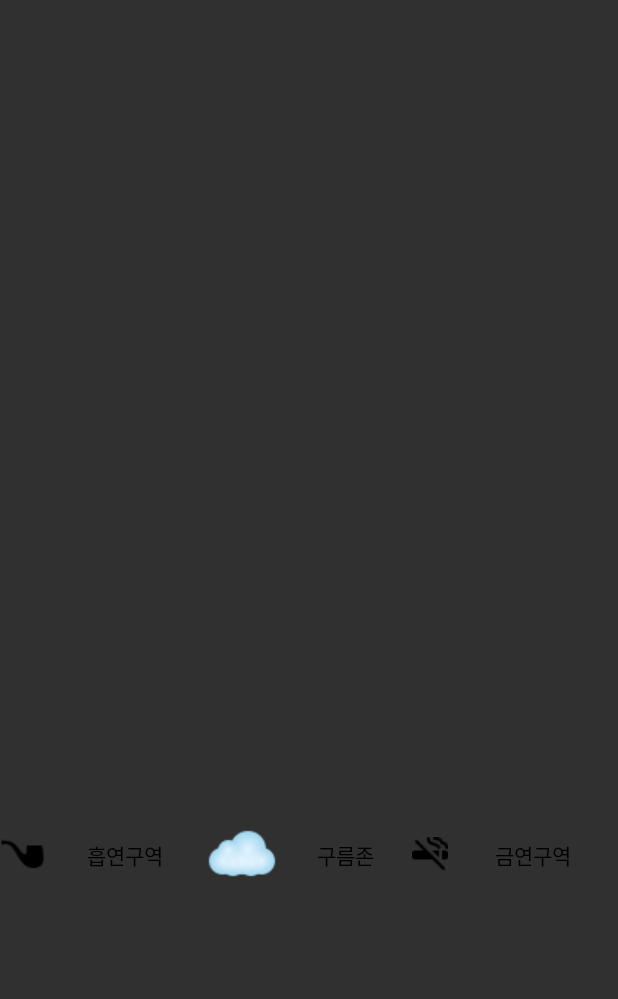
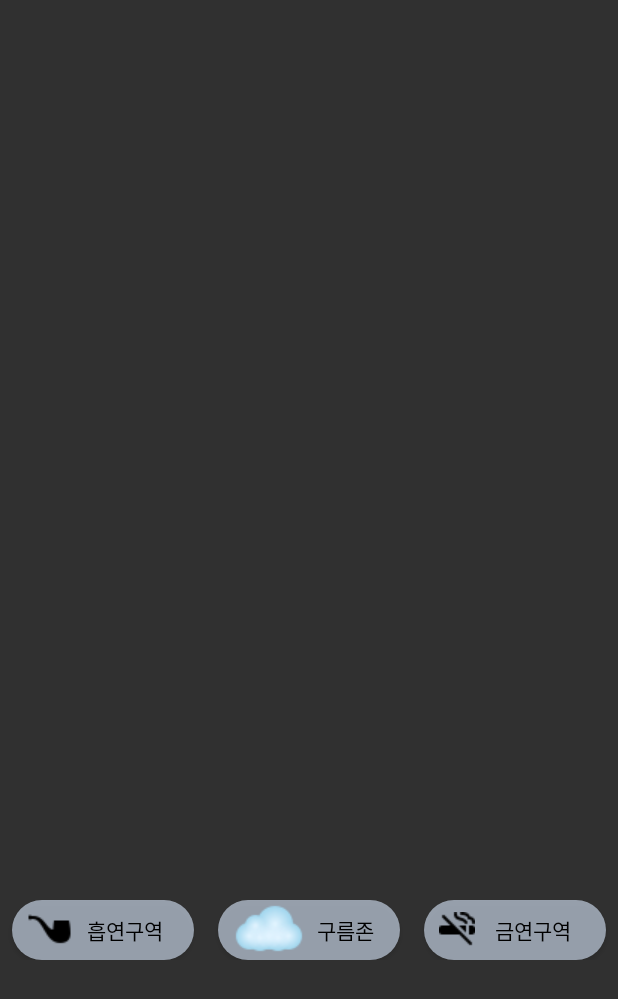
Before and after one commit to aelim0409/CloudZone_naver, an Android app: the screen it shows after launch (MainActivity), on a phone screen of 412 x 824 dp. Shown: the top 999 px of the screen. Run offline under Robolectric (Android 15) with nearby library versions, the phone set to English and light mode, and no system bars; libraries missing offline, so code that uses them is left out: com.naver.maps; plain views replace MapView; 4 statements that could not run were skipped.

Commit message:
버튼 수정

```diff
--- a/app/src/main/java/com/example/cloudzone_naver/MainActivity.java
+++ b/app/src/main/java/com/example/cloudzone_naver/MainActivity.java
@@ -141,14 +141,6 @@ public class MainActivity extends AppCompatActivity implements OnMapReadyCallbac
                                                     return false;
                                                 }
                                             });
-                                            /*
-                                            NaverMap.setOnMapClickListener((coord, point) -> {
-                                                i.close();
-                                                Log.d(TAG, ""+"맵 누르기");
-                                            });
-
-                                             */
-
                                             return false;
                                         }
                                     });
@@ -159,7 +151,6 @@ public class MainActivity extends AppCompatActivity implements OnMapReadyCallbac
                                 Log.d(TAG, "Status Code : " + response.code());
                             }
                         }
-
                         @Override
                         public void onFailure(Call<List<PostItem>> call, Throwable t) {
                             Log.d(TAG, "Fail msg : " + t.getMessage());
--- /dev/null
+++ b/app/src/main/res/drawable/button_background.xml
@@ -0,0 +1,11 @@
+<?xml version="1.0" encoding="utf-8"?>
+<shape xmlns:android="http://schemas.android.com/apk/res/android"
+    android:padding="30dp"
+    android:shape="rectangle" >
+    <solid android:color="#99DCEBFF" />
+    <corners
+        android:bottomLeftRadius="50dp"
+        android:bottomRightRadius="50dp"
+        android:topLeftRadius="50dp"
+        android:topRightRadius="50dp" />
+</shape>
--- a/app/src/main/res/layout/activity_main.xml
+++ b/app/src/main/res/layout/activity_main.xml
@@ -14,13 +14,16 @@
         android:layout_height="match_parent"
         app:layout_constraintBottom_toBottomOf="parent"
         app:layout_constraintEnd_toEndOf="parent"
+        app:layout_constraintHorizontal_bias="0.0"
         app:layout_constraintStart_toStartOf="parent"
-        app:layout_constraintTop_toTopOf="parent">
+        app:layout_constraintTop_toTopOf="parent"
+        app:layout_constraintVertical_bias="0.0">
 
         <TextView
             android:id="@+id/textView"
             android:layout_width="match_parent"
-            android:layout_height="100dp"/>
+            android:layout_height="100dp" />
+
         <LinearLayout
             android:id="@+id/btm_layout"
             android:layout_width="match_parent"
@@ -28,47 +31,55 @@
             android:foregroundGravity="bottom"
             android:gravity="bottom"
             android:orientation="horizontal"
-            android:translationY="550dp">
+            android:translationY="600dp">
 
 
             <ToggleButton
                 android:id="@+id/btn_smoke"
-                android:layout_width="wrap_content"
+                android:layout_width="50dp"
                 android:layout_height="wrap_content"
                 android:layout_gravity="center"
                 android:layout_weight="1"
-                android:background="#00ff0000"
-
+                android:paddingHorizontal="10dp"
+                android:background="@drawable/button_background"
                 android:drawableLeft="@drawable/img_smoke"
+                android:layout_marginLeft="8dp"
+                android:layout_marginRight="8dp"
+                android:textColor="@color/black"
                 android:textOff="흡연구역"
-                android:textOn="흡연구역"
-                android:textColor="@color/black"
-               />
+                android:textOn="흡연구역" />
 
             <ToggleButton
                 android:id="@+id/btn_cloud"
-                android:layout_width="wrap_content"
+                android:layout_width="50dp"
                 android:layout_height="wrap_content"
+                android:layout_gravity="center"
                 android:layout_weight="1"
-                android:background="#00ff0000"
+                android:layout_marginLeft="8dp"
+                android:layout_marginRight="8dp"
+                android:paddingHorizontal="10dp"
+                android:background="@drawable/button_background"
                 android:drawableLeft="@drawable/img_cloud"
+                android:textColor="@color/black"
                 android:textOff="구름존"
                 android:textOn="구름존"
-                android:textColor="@color/black"
 
-            />
+                />
 
             <ToggleButton
                 android:id="@+id/btn_non_smoke"
-                android:layout_width="wrap_content"
+                android:layout_width="50dp"
                 android:layout_height="wrap_content"
+                android:layout_gravity="center"
+                android:layout_marginLeft="8dp"
+                android:layout_marginRight="8dp"
                 android:layout_weight="1"
-                android:background="#00ff0000"
+                android:background="@drawable/button_background"
                 android:drawableLeft="@drawable/img_nonsmoke"
+                android:paddingHorizontal="10dp"
+                android:textColor="@color/black"
                 android:textOff="금연구역"
-                android:textOn="금연구역"
-                android:textColor="@color/black"
-                />
+                android:textOn="금연구역" />
         </LinearLayout>
 
 
```
